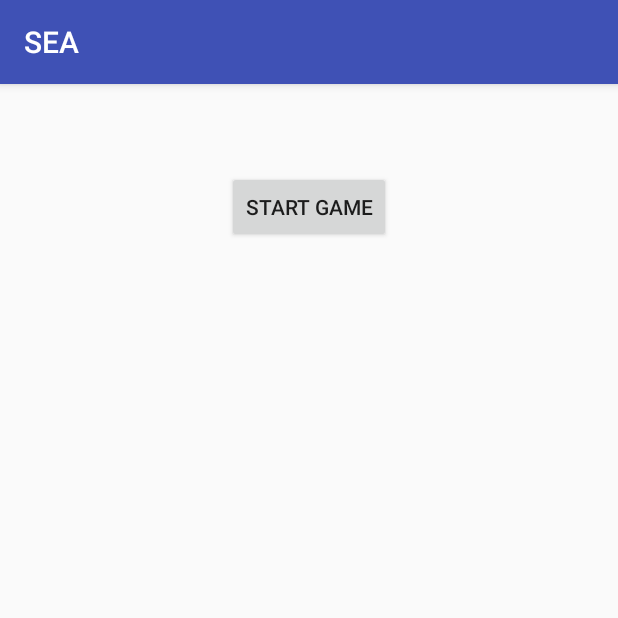
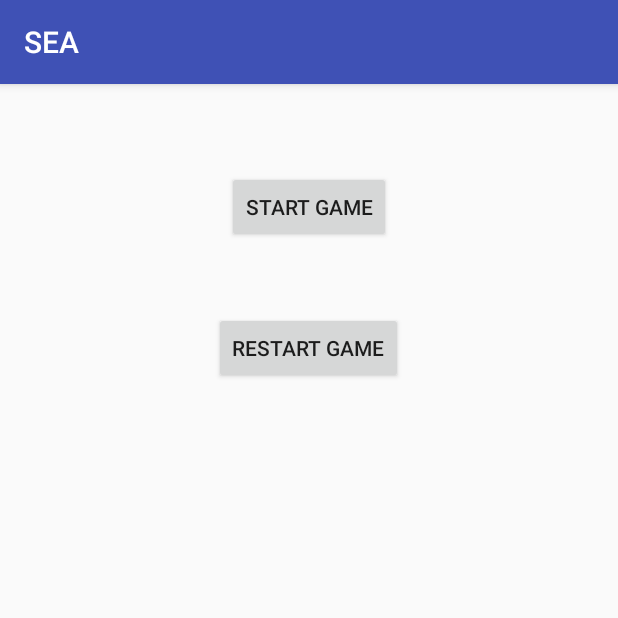
Before and after one commit to tyrtheexile/SEA, an Android app: the screen it shows after launch (MainActivity), on a phone screen of 412 x 824 dp, the top half of it. Run offline under Robolectric (Android 15) with nearby library versions, the phone set to English and light mode, and no system bars.

Commit message:
Progress bar and Icons

```diff
--- a/app/src/main/java/com/example/zergd/sea/Global.java
+++ b/app/src/main/java/com/example/zergd/sea/Global.java
@@ -36,6 +36,8 @@ public class Global implements java.io.Serializable {
 
     public static int choice=0;
     public static Boolean choiceFlag=false;
+
+    public static Boolean newGame=false;
 
 	//Testmode is used to implement different starting setupds
 	//Testmode 1-default start
--- a/app/src/main/java/com/example/zergd/sea/MainActivity.java
+++ b/app/src/main/java/com/example/zergd/sea/MainActivity.java
@@ -22,8 +22,13 @@ public class MainActivity extends AppCompatActivity {
         Global.setTestmode(1);
 
         Button startGame = (Button) this.findViewById(R.id.StartGame);
-        if (new File(getFilesDir()+"/astroOut.bin").exists())
+        Button newGame = (Button) this.findViewById(R.id.newGame);
+
+        if (new File(getFilesDir()+"/astroOut.bin").exists()) {
             startGame.setText("Continue");
+            newGame.setAlpha(.5f);
+            newGame.setClickable(false);
+        }
         startGame.setOnClickListener( new View.OnClickListener(){
             public void onClick(View v){
                 Intent i = new Intent(MainActivity.this, MainGame2.class);
@@ -31,5 +36,13 @@ public class MainActivity extends AppCompatActivity {
             }
         }
         );
+        newGame.setOnClickListener(new View.OnClickListener() {
+               public void onClick(View v) {
+                   Global.newGame=true;
+                   Intent i = new Intent(MainActivity.this, MainGame2.class);
+                   startActivity(i);
+               }
+           }
+            );
     }
 }
--- a/app/src/main/java/com/example/zergd/sea/MainGame2.java
+++ b/app/src/main/java/com/example/zergd/sea/MainGame2.java
@@ -152,7 +152,7 @@ public class MainGame2 extends Activity {
         File asF = new File(getFilesDir()+"/astroOut.bin");
         //Log.e("Test",getFilesDir()+"/astroOut.bin");
         File bsF = new File(getFilesDir()+"/baseOut.bin");
-        if(asF.exists() && bsF.exists()) {
+        if(asF.exists() && bsF.exists() && !Global.newGame) {
             //Log.e("test","inside if2.00000000000");
             try
             {
--- a/app/src/main/res/layout/activity_main.xml
+++ b/app/src/main/res/layout/activity_main.xml
@@ -17,4 +17,13 @@
         android:layout_alignParentTop="true"
         android:layout_centerHorizontal="true"
         android:layout_marginTop="42dp" />
+
+    <Button
+        android:layout_width="wrap_content"
+        android:layout_height="wrap_content"
+        android:text="Restart Game"
+        android:id="@+id/newGame"
+        android:layout_marginTop="46dp"
+        android:layout_below="@+id/StartGame"
+        android:layout_centerHorizontal="true" />
 </RelativeLayout>
--- a/app/src/main/res/values/colors.xml
+++ b/app/src/main/res/values/colors.xml
@@ -7,5 +7,5 @@
     <color name="SpaceTextColor">#7bbdce</color>
     <color name="SpaceButtonColor">#657a80</color>
     <color name="SpaceButtonText">#303246</color>
-    <color name="Progress">#282874</color>
+    <color name="Progress">#5acea2</color>
 </resources>
```
Also changed, not shown: app/src/main/res/layout/activity_choice.xml (+7 -3 lines).
